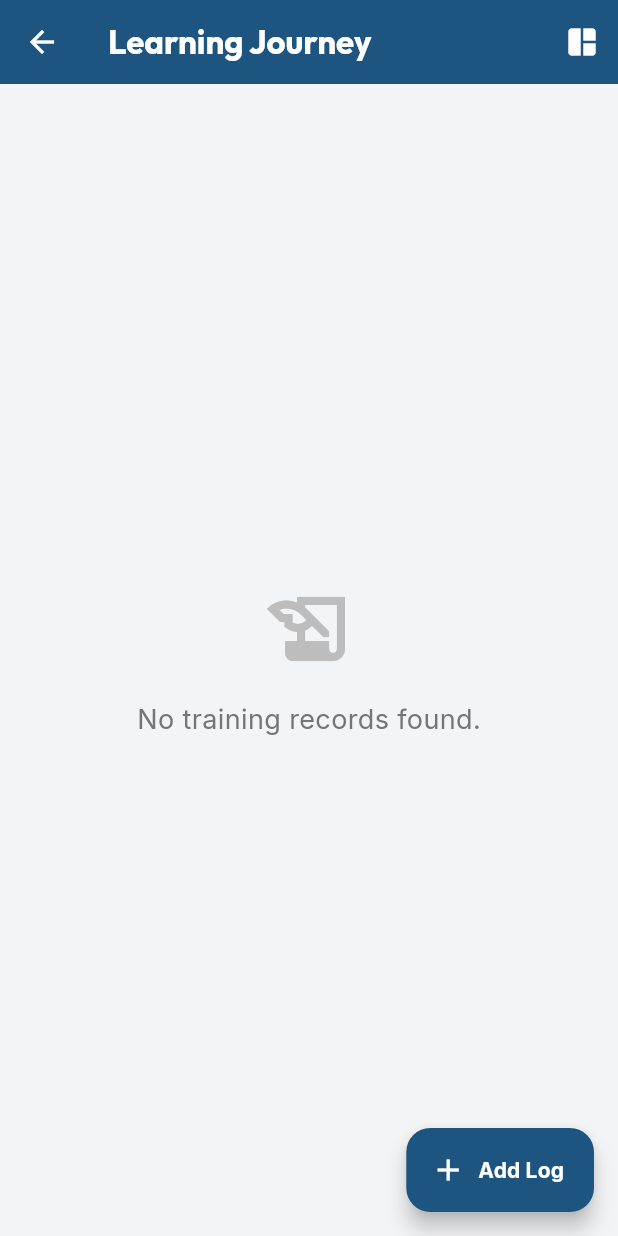
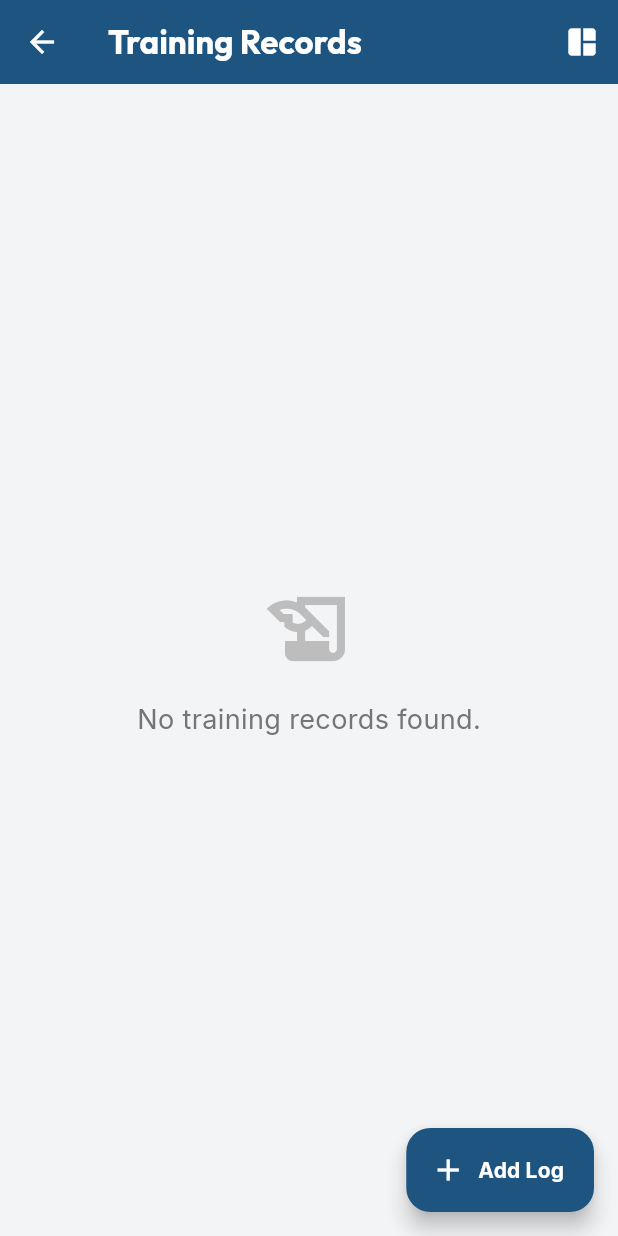
Before and after one commit to Afiq0412/project_ad_zeroOne_geniusaqil_os, a Flutter app: the TrainingDashboardView screen opened directly, on a phone screen of 412 x 824 dp. Run offline on Flutter 3.47's test engine with Material 3 defaults, Android fonts, the phone set to English and light mode, and no system bars; our stand-ins replace cloud_firestore, firebase_auth, firebase_core, firebase_storage, google_fonts; missing offline and left inert: dart:html; accounts and stored records are empty; network calls fail.

Commit message:
Update training_dashboard_view.dart

```diff
--- a/lib/modules/teacher_training_tracker/views/training_dashboard_view.dart
+++ b/lib/modules/teacher_training_tracker/views/training_dashboard_view.dart
@@ -24,7 +24,7 @@ class TrainingDashboardView extends StatelessWidget {
       backgroundColor: const Color(0xFFF3F4F6),
       appBar: AppBar(
         title: Text(
-          isPrincipal ? 'Principal Dashboard' : 'Learning Journey',
+          isPrincipal ? 'Teacher Training List' : 'Training Records',
           style: GoogleFonts.outfit(
               fontWeight: FontWeight.bold, color: Colors.white),
         ),
```
